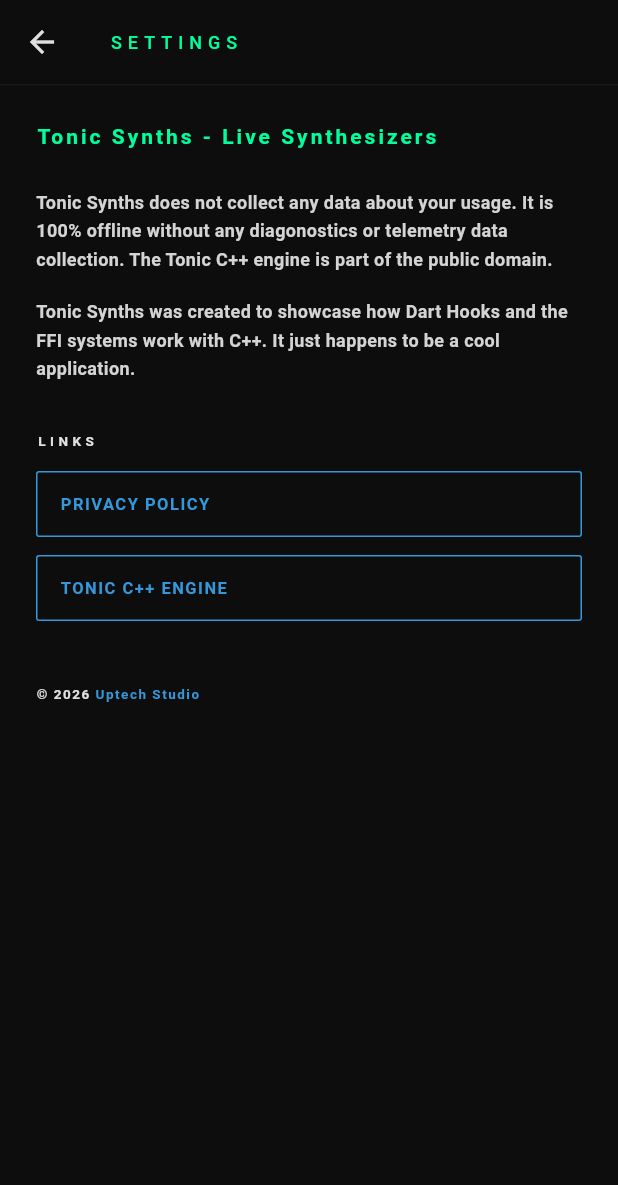
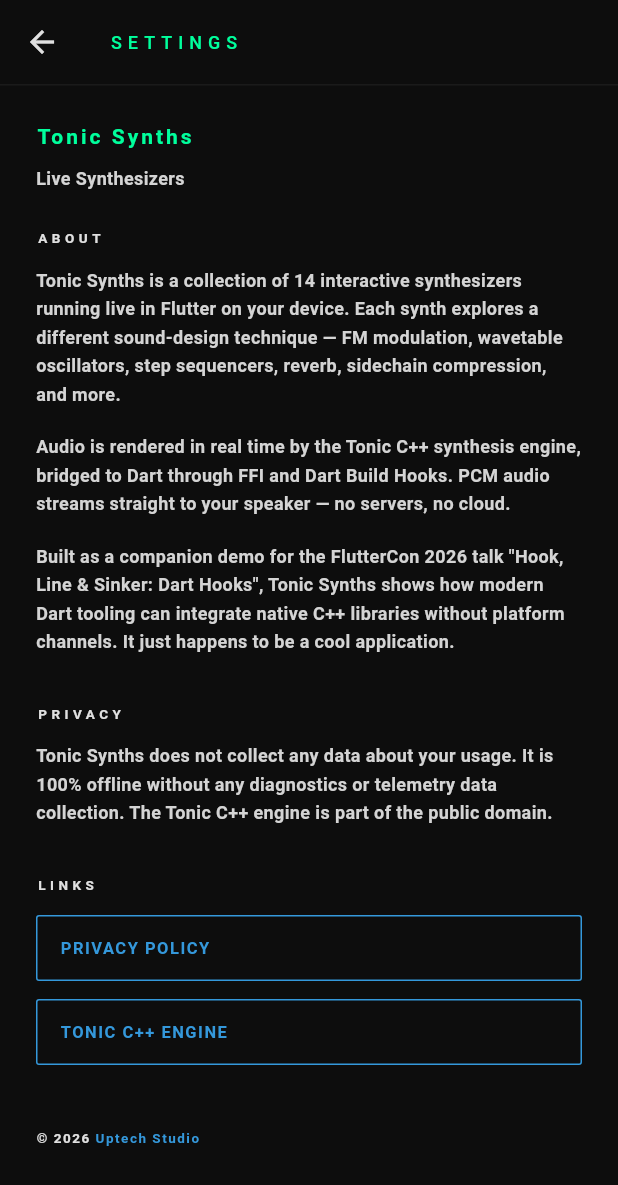
Before and after one commit to chillbrodev/tonic_synth_flutter, a Flutter app: the screen it shows after launch, after a tap on the "settings" icon, on a phone screen of 412 x 824 dp. Shown: the top 1185 px of the screen. Run offline on Flutter 3.47's test engine with Material 3 defaults, Android fonts, the phone set to English and light mode, and no system bars; our stand-ins replace logger, share_plus; missing offline and left inert: dart:ffi, flutter_soloud; Roboto replaces fonts that are missing (RobotoMono).

Commit message:
Improve Landscape + Settings Page

```diff
--- a/lib/orientation_config.dart
+++ b/lib/orientation_config.dart
@@ -4,7 +4,7 @@
 
 /// Locks phones to portrait; tablets may rotate to landscape as well.
 abstract final class OrientationConfig {
-  static const _tabletBreakpoint = 600.0;
+  static const double tabletBreakpoint = 600.0;
 
   static const _phoneOrientations = [DeviceOrientation.portraitUp];
 
@@ -27,7 +27,7 @@
 
     final view = WidgetsBinding.instance.platformDispatcher.views.first;
     final logicalSize = view.physicalSize / view.devicePixelRatio;
-    final orientations = logicalSize.shortestSide >= _tabletBreakpoint
+    final orientations = logicalSize.shortestSide >= tabletBreakpoint
         ? _tabletOrientations
         : _phoneOrientations;
 
--- a/lib/pages/launcher_page.dart
+++ b/lib/pages/launcher_page.dart
@@ -1,5 +1,6 @@
 import 'package:flutter/material.dart';
 import 'package:tonic_synth_flutter/app_styles.dart';
+import 'package:tonic_synth_flutter/orientation_config.dart';
 import 'package:tonic_synth_flutter/pages/settings_page.dart';
 import 'fm_drone_page.dart';
 import 'xy_speed_page.dart';
@@ -119,8 +120,18 @@
     ),
   ];
 
+  static int _crossAxisCount(double width) {
+    if (width >= 1000) return 4;
+    if (width >= OrientationConfig.tabletBreakpoint) return 3;
+    return 2;
+  }
+
   @override
   Widget build(BuildContext context) {
+    final width = MediaQuery.sizeOf(context).width;
+    final crossAxisCount = _crossAxisCount(width);
+    final isTablet = crossAxisCount > 2;
+
     return Scaffold(
       backgroundColor: AppStyles.background,
       appBar: AppBar(
@@ -134,23 +145,27 @@
         ),
       ),
       body: GridView.builder(
-        padding: const EdgeInsets.all(16),
-        gridDelegate: const SliverGridDelegateWithFixedCrossAxisCount(
-          crossAxisCount: 2,
+        padding: EdgeInsets.all(isTablet ? 12 : 16),
+        gridDelegate: SliverGridDelegateWithFixedCrossAxisCount(
+          crossAxisCount: crossAxisCount,
           crossAxisSpacing: 12,
           mainAxisSpacing: 12,
-          childAspectRatio: 1.1,
+          childAspectRatio: isTablet ? 1.15 : 1.1,
         ),
         itemCount: _synths.length,
-        itemBuilder: (context, i) => _SynthCardWidget(card: _synths[i]),
+        itemBuilder: (context, i) => _SynthCardWidget(
+          card: _synths[i],
+          compact: isTablet,
+        ),
       ),
     );
   }
 }
 
 class _SynthCardWidget extends StatelessWidget {
-  const _SynthCardWidget({required this.card});
+  const _SynthCardWidget({required this.card, this.compact = false});
   final _SynthCard card;
+  final bool compact;
 
   @override
   Widget build(BuildContext context) {
@@ -165,7 +180,7 @@
           border: Border.all(color: AppStyles.surfaceRaised),
           borderRadius: BorderRadius.circular(4),
         ),
-        padding: const EdgeInsets.all(16),
+        padding: EdgeInsets.all(compact ? 12 : 16),
         child: Column(
           crossAxisAlignment: CrossAxisAlignment.start,
           children: [
--- a/lib/pages/settings_page.dart
+++ b/lib/pages/settings_page.dart
@@ -62,21 +62,47 @@
           crossAxisAlignment: CrossAxisAlignment.start,
           children: [
             const Text(
-              'Tonic Synths - Live Synthesizers',
+              'Tonic Synths',
               style: AppStyles.settingsTitle,
             ),
+            const SizedBox(height: 8),
+            const Text(
+              'Live Synthesizers',
+              style: AppStyles.settingsBody,
+            ),
             const SizedBox(height: 24),
+            const Text('ABOUT', style: AppStyles.sectionLabel),
+            const SizedBox(height: 12),
             const Text(
-              'Tonic Synths does not collect any data about your usage. '
-              'It is 100% offline without any diagonostics or telemetry '
-              'data collection. The Tonic C++ engine is part of the public domain.',
+              'Tonic Synths is a collection of 14 interactive synthesizers '
+              'running live in Flutter on your device. Each synth explores a '
+              'different sound-design technique — FM modulation, wavetable '
+              'oscillators, step sequencers, reverb, sidechain compression, '
+              'and more.',
               style: AppStyles.settingsBody,
             ),
             const SizedBox(height: 16),
             const Text(
-              'Tonic Synths was created to showcase how Dart Hooks and the '
-              'FFI systems work with C++. It just happens to be a cool '
-              'application.',
+              'Audio is rendered in real time by the Tonic C++ synthesis '
+              'engine, bridged to Dart through FFI and Dart Build Hooks. PCM '
+              'audio streams straight to your speaker — no servers, no cloud.',
+              style: AppStyles.settingsBody,
+            ),
+            const SizedBox(height: 16),
+            const Text(
+              'Built as a companion demo for the FlutterCon 2026 talk '
+              '"Hook, Line & Sinker: Dart Hooks", Tonic Synths shows how '
+              'modern Dart tooling can integrate native C++ libraries without '
+              'platform channels. It just happens to be a cool application.',
+              style: AppStyles.settingsBody,
+            ),
+            const SizedBox(height: 32),
+            const Text('PRIVACY', style: AppStyles.sectionLabel),
+            const SizedBox(height: 12),
+            const Text(
+              'Tonic Synths does not collect any data about your usage. '
+              'It is 100% offline without any diagnostics or telemetry '
+              'data collection. The Tonic C++ engine is part of the public domain.',
               style: AppStyles.settingsBody,
             ),
             const SizedBox(height: 32),
```
Also changed, not shown: pubspec.lock.
